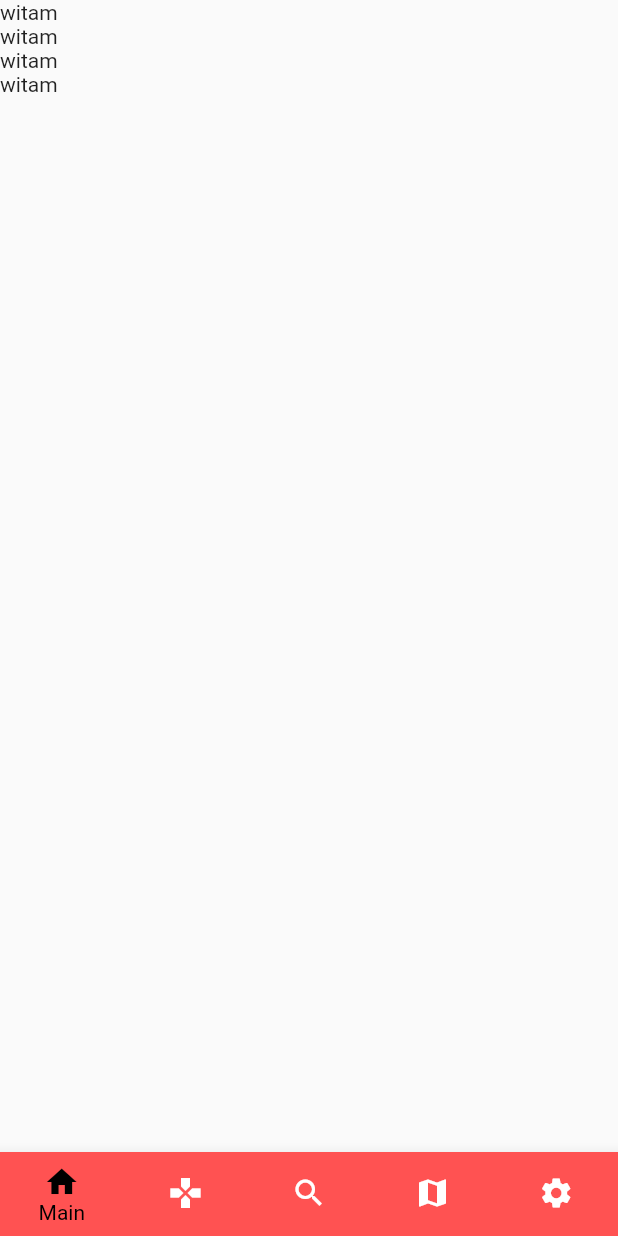
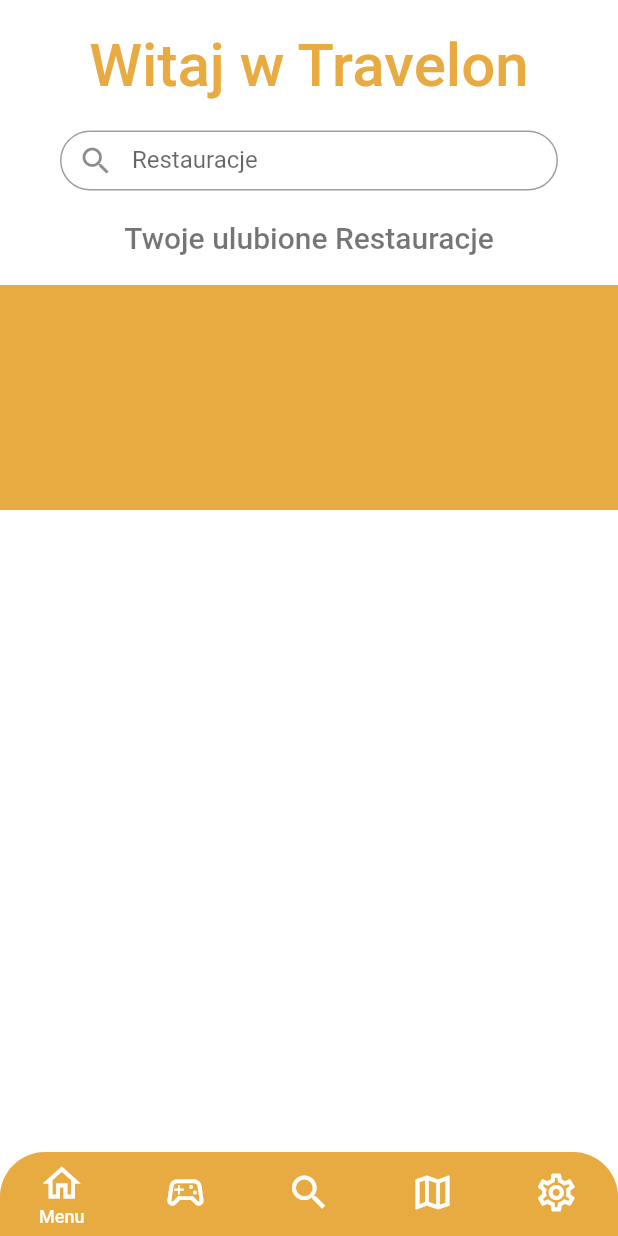
Before and after one commit to andrz3j3k/gdzieterazappbeta, a Flutter app: the screen it shows after launch, on a phone screen of 412 x 824 dp. Run offline on Flutter 3.47's test engine with Material 2 defaults, Android fonts, the phone set to English and light mode, and no system bars; our stand-ins replace google_fonts.

Commit message:
Adding Providers and arrangement project. Create subfoldersr and few file. Create file provider

```diff
--- /dev/null
+++ b/lib/Models/MainPageModel/MainPageModel.dart
@@ -0,0 +1,28 @@
+import 'dart:math';
+
+import 'package:travelon/View/MainPage/ButtonSearch.dart';
+
+var listRestaurant = {
+  0: "Bosko",
+  1: "Selfier",
+  2: "Cuda Wianki",
+  3: "Bosko",
+  4: "Selfier",
+  5: "Cuda Wianki",
+  6: "Bosko",
+  7: "Selfier",
+  8: "Cuda Wianki",
+};
+
+var listMonuments = {
+  0: "Rynek",
+  1: "Szkoła",
+  2: "Rynek",
+  3: "Galeria",
+  4: "Selfier",
+  5: "Cuda Wianki",
+  6: "Bosko",
+  7: "Selfier",
+  8: "Cuda Wianki",
+};
+var list = Map();
--- /dev/null
+++ b/lib/View/MainPage/ButtonSearch.dart
@@ -0,0 +1,68 @@
+import 'package:flutter/material.dart';
+import 'package:travelon/View/MainPage/ListAttraction.dart';
+import 'package:travelon/main.dart';
+import 'MainPage.dart';
+import 'package:travelon/Models/MainPageModel/MainPageModel.dart';
+import 'Providers.dart';
+import 'package:provider/provider.dart';
+
+class ButtonSearch extends StatefulWidget {
+  const ButtonSearch({Key? key}) : super(key: key);
+
+  @override
+  State<ButtonSearch> createState() => _ButtonSearchState();
+}
+
+class _ButtonSearchState extends State<ButtonSearch> {
+  @override
+  Widget build(BuildContext context) {
+    return Column(
+      children: [
+        Container(
+          height: 40,
+          margin: const EdgeInsets.symmetric(horizontal: 40),
+          child: Autocomplete<String>(
+            optionsBuilder: (TextEditingValue textEditingValue) {
+              if (textEditingValue.text == '') {
+                return const Iterable<String>.empty();
+              }
+              return MainPageApp.kOptions.where((String option) {
+                return option.contains(textEditingValue.text.toLowerCase());
+              });
+            },
+            fieldViewBuilder:
+                (context, textEditingController, focusNode, onFieldSubmitted) {
+              return TextField(
+                focusNode: focusNode,
+                controller: textEditingController,
+                onEditingComplete: onFieldSubmitted,
+                decoration: InputDecoration(
+                  hintText: context.read<ChangeText>().text,
+                  hintStyle: const TextStyle(height: 2.8),
+                  prefixIcon: const Icon(Icons.search_outlined),
+                  border: const OutlineInputBorder(
+                    borderRadius: BorderRadius.all(
+                      Radius.circular(20),
+                    ),
+                  ),
+                ),
+              );
+            },
+            onSelected: (String selection) {
+              setState(() {
+                context.read<ChangeText>().changeTexted(selection);
+                () {
+                  if (context.watch<ChangeText>().text == "Restauracje") {
+                    list = listRestaurant;
+                  } else if (context.watch<ChangeText>().text == "Zabytki") {
+                    list = listMonuments;
+                  }
+                };
+              });
+            },
+          ),
+        ),
+      ],
+    );
+  }
+}
--- /dev/null
+++ b/lib/View/MainPage/FavouritePlace.dart
@@ -0,0 +1,21 @@
+import 'package:flutter/material.dart';
+import 'Providers.dart';
+import 'package:provider/provider.dart';
+
+class FavouritePlace extends StatelessWidget {
+  const FavouritePlace({Key? key}) : super(key: key);
+
+  @override
+  Widget build(BuildContext context) {
+    return Container(
+      margin: const EdgeInsets.only(top: 20),
+      child: Text(
+        'Twoje ulubione ${context.watch<ChangeText>().text}',
+        style: const TextStyle(
+          fontSize: 20,
+          color: Colors.black54,
+        ),
+      ),
+    );
+  }
+}
--- /dev/null
+++ b/lib/View/MainPage/ListAttraction.dart
@@ -0,0 +1,48 @@
+import 'package:flutter/material.dart';
+import 'package:travelon/Models/MainPageModel/MainPageModel.dart';
+
+class ListAttraction extends StatefulWidget {
+  const ListAttraction({Key? key}) : super(key: key);
+
+  @override
+  State<ListAttraction> createState() => _ListAttractionState();
+}
+
+class _ListAttractionState extends State<ListAttraction> {
+  @override
+  Widget build(BuildContext context) {
+    return ListView.builder(
+      scrollDirection: Axis.horizontal,
+      itemCount: list.length,
+      itemBuilder: (context, index) {
+        return Card(
+          color: const Color.fromARGB(255, 232, 171, 66),
+          elevation: 0,
+          child: SizedBox(
+            child: Column(
+              children: [
+                ClipRRect(
+                  borderRadius: BorderRadius.circular(20),
+                  child: SizedBox(
+                    width: 100,
+                    height: 100,
+                    child: Image.network(
+                        "https://www.polska.travel/images/pl-PL/glowne-miasta/przemysl/przemysl_rynek_1170.jpg",
+                        fit: BoxFit.cover),
+                  ),
+                ),
+                Container(
+                  margin: const EdgeInsets.only(top: 10),
+                  child: Text(
+                    list[index].toString(),
+                    style: const TextStyle(color: Colors.white),
+                  ),
+                ),
+              ],
+            ),
+          ),
+        );
+      },
+    );
+  }
+}
--- a/lib/View/MainPage/MainPage.dart
+++ b/lib/View/MainPage/MainPage.dart
@@ -1,8 +1,11 @@
 import 'package:flutter/material.dart';
 import 'package:travelon/View/CarouselView/CarouselView.dart';
 import 'package:travelon/View/CityMap/CityMap.dart';
+import 'package:travelon/View/MainPage/FavouritePlace.dart';
 import 'package:travelon/View/OtherOptions/OtherOptions.dart';
 import '../MiniGame/MiniGame.dart';
+import 'ListAttraction.dart';
+import 'ButtonSearch.dart';
 
 class MainPage extends StatefulWidget {
   const MainPage({Key? key}) : super(key: key);
@@ -23,7 +26,7 @@ class _MainPageState extends State<MainPage> {
   _switchPageFunction() {
     switch (_switchPage) {
       case 0:
-        return const _MainPageApp();
+        return const MainPageApp();
       case 1:
         return const MiniGame();
       case 2:
@@ -39,62 +42,108 @@ class _MainPageState extends State<MainPage> {
   Widget build(BuildContext context) {
     return Scaffold(
       body: _switchPageFunction(),
-      bottomNavigationBar: BottomNavigationBar(
-        showUnselectedLabels: false,
+      backgroundColor: Colors.white,
+      bottomNavigationBar: Container(
+        child: ClipRRect(
+          borderRadius: const BorderRadius.only(
+              topRight: Radius.circular(30), topLeft: Radius.circular(30)),
+          child: BottomNavigationBar(
             currentIndex: _switchPage,
             onTap: _onItemTapped,
             type: BottomNavigationBarType.fixed,
-        backgroundColor: Colors.redAccent,
-        selectedItemColor: Colors.black,
+            backgroundColor: const Color.fromARGB(255, 232, 171, 66),
+            selectedItemColor: Colors.white,
             unselectedItemColor: Colors.white,
+            selectedFontSize: 12,
+            showUnselectedLabels: false,
             items: const [
               BottomNavigationBarItem(
-            icon: Icon(Icons.home),
-            label: 'Main',
+                icon: Icon(
+                  Icons.home_outlined,
+                  size: 30,
+                ),
+                label: "Menu",
               ),
               BottomNavigationBarItem(
-            icon: Icon(Icons.gamepad),
-            label: 'search',
+                icon: Icon(
+                  Icons.sports_esports_outlined,
+                  size: 30,
+                ),
+                label: "Nagrody",
               ),
               BottomNavigationBarItem(
-            icon: Icon(Icons.search),
-            label: 'search',
+                icon: Icon(
+                  Icons.search_outlined,
+                  size: 30,
+                ),
+                label: "Szukaj",
               ),
               BottomNavigationBarItem(
-            icon: Icon(Icons.map),
-            label: 'search',
+                icon: Icon(
+                  Icons.map_outlined,
+                  size: 30,
+                ),
+                label: "Mapa",
               ),
               BottomNavigationBarItem(
-            icon: Icon(Icons.settings),
-            label: 'search',
+                icon: Icon(
+                  Icons.settings_outlined,
+                  size: 30,
+                ),
+                label: "Ustawienia",
               ),
             ],
+          ),
+        ),
       ),
     );
   }
 }
 
-class _MainPageApp extends StatelessWidget {
-  const _MainPageApp({Key? key}) : super(key: key);
+class MainPageApp extends StatefulWidget {
+  const MainPageApp({Key? key}) : super(key: key);
 
+  static final List<String> kOptions = <String>[
+    'Restauracje',
+    'Zabytki',
+    'Atrakcje',
+  ];
+
+  static const topMargin = EdgeInsets.only(top: 20);
+  @override
+  State<MainPageApp> createState() => _MainPageAppState();
+}
+
+class _MainPageAppState extends State<MainPageApp> {
   @override
   Widget build(BuildContext context) {
-    return Container(
+    return Column(
+      children: [
+        Center(
           child: Column(
             children: [
-          SizedBox(
-            height: 200,
-            child: ListView(
-              children: const [
-                Text('witam'),
-                Text('witam'),
-                Text('witam'),
-                Text('witam'),
+              Container(
+                margin: const EdgeInsets.only(top: 20, bottom: 20),
+                child: const Text(
+                  'Witaj w Travelon',
+                  style: TextStyle(
+                    fontSize: 40,
+                    color: Color.fromARGB(255, 232, 171, 66),
+                  ),
+                ),
+              ),
+              const ButtonSearch(),
+              const FavouritePlace(),
+              Container(
+                margin: MainPageApp.topMargin,
+                color: const Color.fromARGB(255, 232, 171, 66),
+                height: 150,
+                child: const ListAttraction(),
+              ),
             ],
           ),
-          )
+        ),
       ],
-      ),
     );
   }
 }
--- /dev/null
+++ b/lib/View/MainPage/Providers.dart
@@ -0,0 +1,12 @@
+import 'package:flutter/material.dart';
+
+class ChangeText extends ChangeNotifier {
+  String _text = "Restauracje";
+
+  String get text => _text;
+
+  changeTexted(String label) {
+    _text = label;
+    notifyListeners();
+  }
+}
--- a/lib/main.dart
+++ b/lib/main.dart
@@ -1,8 +1,18 @@
 import 'package:flutter/material.dart';
+import 'package:google_fonts/google_fonts.dart';
+import 'package:travelon/View/MainPage/Providers.dart';
 import 'View/MainPage/MainPage.dart';
+import 'package:provider/provider.dart';
 
 void main() {
-  runApp(const MyApp());
+  runApp(MultiProvider(
+    providers: [
+      ChangeNotifierProvider(
+        create: (_) => ChangeText(),
+      ),
+    ],
+    child: const MyApp(),
+  ));
 }
 
 class MyApp extends StatelessWidget {
@@ -10,9 +20,14 @@ class MyApp extends StatelessWidget {
 
   @override
   Widget build(BuildContext context) {
-    return const MaterialApp(
+    return MaterialApp(
+      theme: ThemeData(
+        textTheme: TextTheme(
+          bodyText2: GoogleFonts.roboto(fontWeight: FontWeight.w500),
+        ),
+      ),
       debugShowCheckedModeBanner: false,
-      home: MyHomePage(),
+      home: const MyHomePage(),
     );
   }
 }
--- a/pubspec.yaml
+++ b/pubspec.yaml
@@ -34,6 +34,8 @@ dependencies:
   # The following adds the Cupertino Icons font to your application.
   # Use with the CupertinoIcons class for iOS style icons.
   cupertino_icons: ^1.0.2
+  provider: ^6.0.3
+  google_fonts: ^3.0.1
 
 dev_dependencies:
   flutter_test:
```
Also changed, not shown: pubspec.lock, 10 other files. Lines whose indentation alone changed are shown as unchanged.
